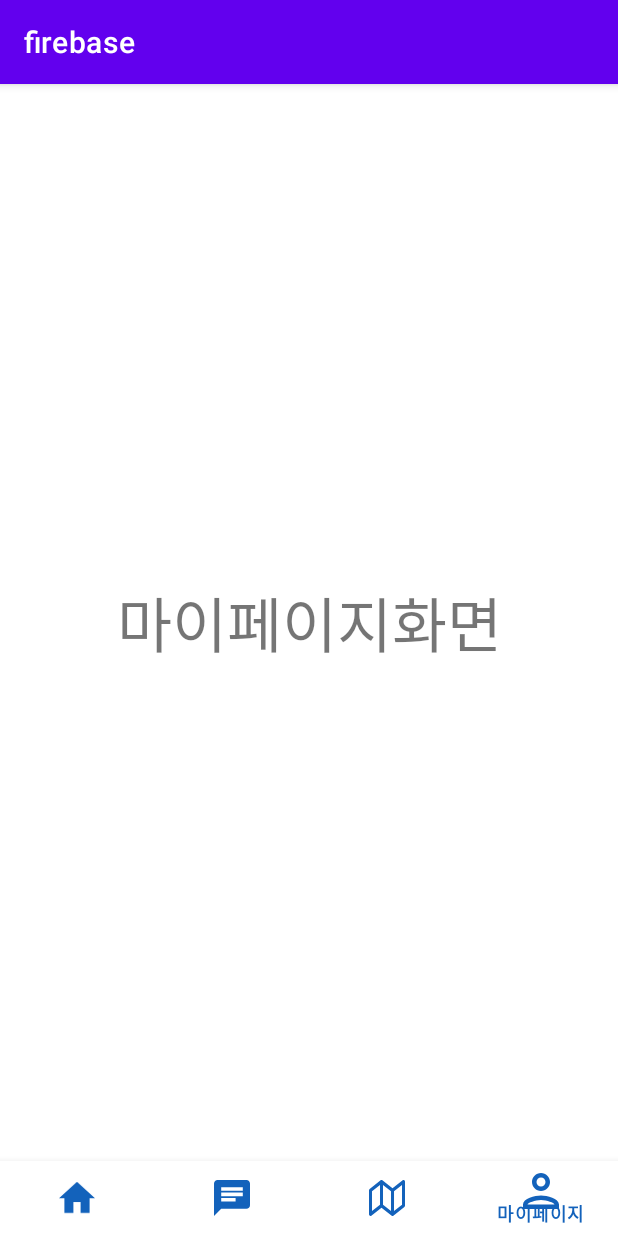
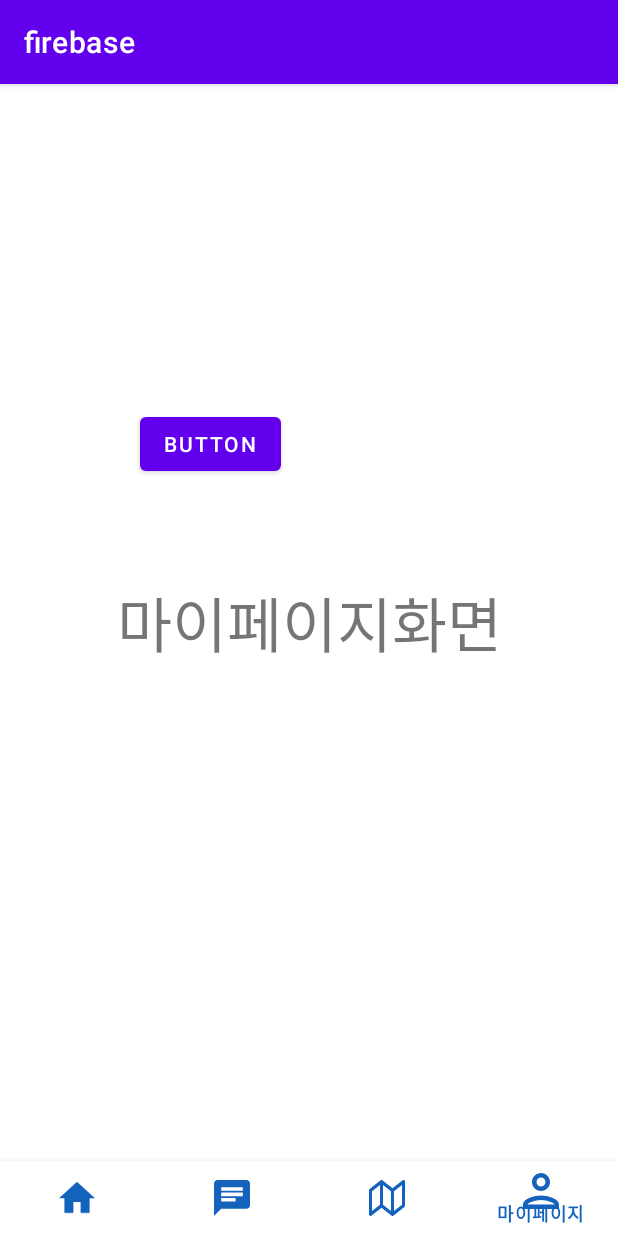
Before and after one commit to tuski01/firebase, an Android app: the screen it shows after launch (indexActivity), item 4 of the bottom bar chosen, on a phone screen of 412 x 824 dp. Run offline under Robolectric (Android 15) with nearby library versions, the phone set to English and light mode, and no system bars; our stand-ins replace Firebase (no records; nobody signed in at launch, a user with empty details on screens opened directly).

```diff
--- a/app/src/main/java/net/flow9/dcjt/firebase/myPageActivity.java
+++ b/app/src/main/java/net/flow9/dcjt/firebase/myPageActivity.java
@@ -1,24 +1,45 @@
 package net.flow9.dcjt.firebase;
 
+import android.content.Intent;
 import android.os.Bundle;
 import android.view.LayoutInflater;
 import android.view.View;
 import android.view.ViewGroup;
+import android.widget.Button;
 
 import androidx.annotation.NonNull;
 import androidx.annotation.Nullable;
 import androidx.fragment.app.Fragment;
 
 
-public class myPageActivity extends Fragment {
+public class myPageActivity extends Fragment implements View.OnClickListener{
     private View view;
+
 
     @Nullable
     @Override
     public View onCreateView(@NonNull LayoutInflater inflater, @Nullable ViewGroup container, @Nullable Bundle savedInstanceState) {
         view = inflater.inflate(R.layout.activity_mypage, container, false);
 
+        Button btn_login = (Button) view.findViewById(R.id.btn_login);
+        btn_login.setOnClickListener(this);
+
+
+
         return view;
     }
 
+
+    @Override
+    public void onClick(View view) {
+        switch(view.getId())
+        {
+            case R.id.btn_login:
+            {
+                Intent intent = new Intent(getActivity(), LoginActivity.class);
+                startActivity(intent);
+                // 현재 액티비티 종료
+            }
+        }
+    }
 }
--- a/app/src/main/res/layout/activity_mypage.xml
+++ b/app/src/main/res/layout/activity_mypage.xml
@@ -1,6 +1,7 @@
 <?xml version="1.0" encoding="utf-8"?>
 <androidx.constraintlayout.widget.ConstraintLayout xmlns:android="http://schemas.android.com/apk/res/android"
     xmlns:app="http://schemas.android.com/apk/res-auto"
+    xmlns:tools="http://schemas.android.com/tools"
     android:layout_width="match_parent"
     android:layout_height="match_parent">
 
@@ -16,4 +17,18 @@
 
     </TextView>
 
+    <Button
+        android:id="@+id/btn_login"
+        android:layout_width="wrap_content"
+        android:layout_height="wrap_content"
+        android:layout_marginStart="93dp"
+        android:layout_marginEnd="224dp"
+        android:text="Button"
+        app:layout_constraintBottom_toBottomOf="parent"
+        app:layout_constraintEnd_toEndOf="parent"
+        app:layout_constraintHorizontal_bias="0.0"
+        app:layout_constraintStart_toStartOf="parent"
+        app:layout_constraintTop_toTopOf="parent"
+        app:layout_constraintVertical_bias="0.311" />
+
 </androidx.constraintlayout.widget.ConstraintLayout>
```
